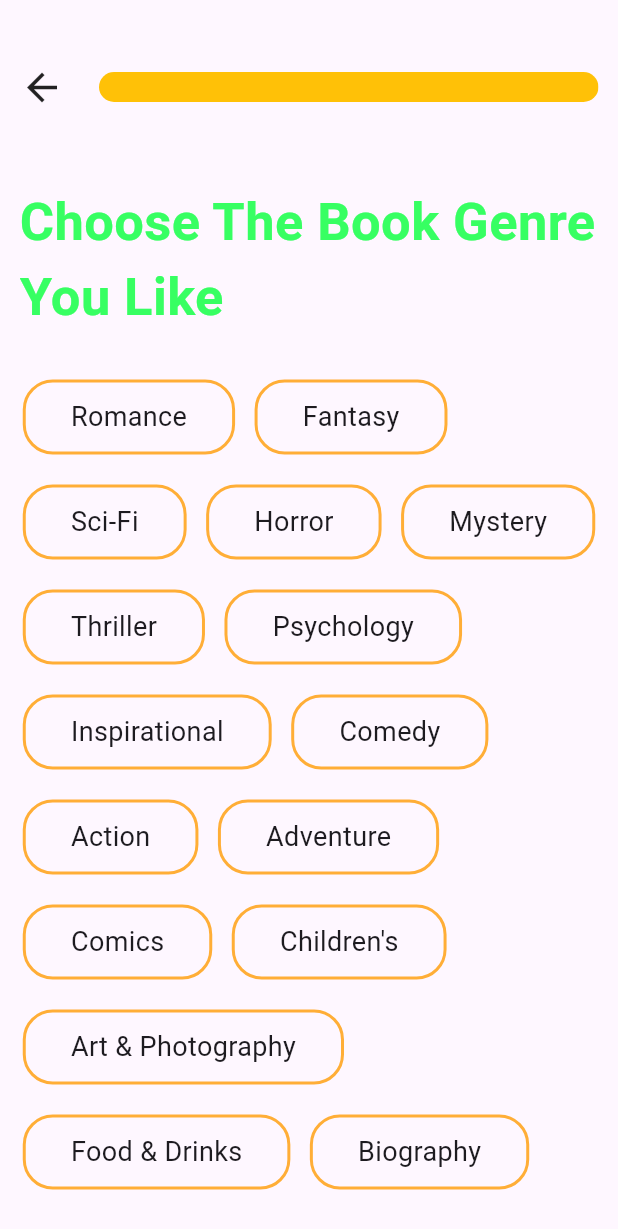
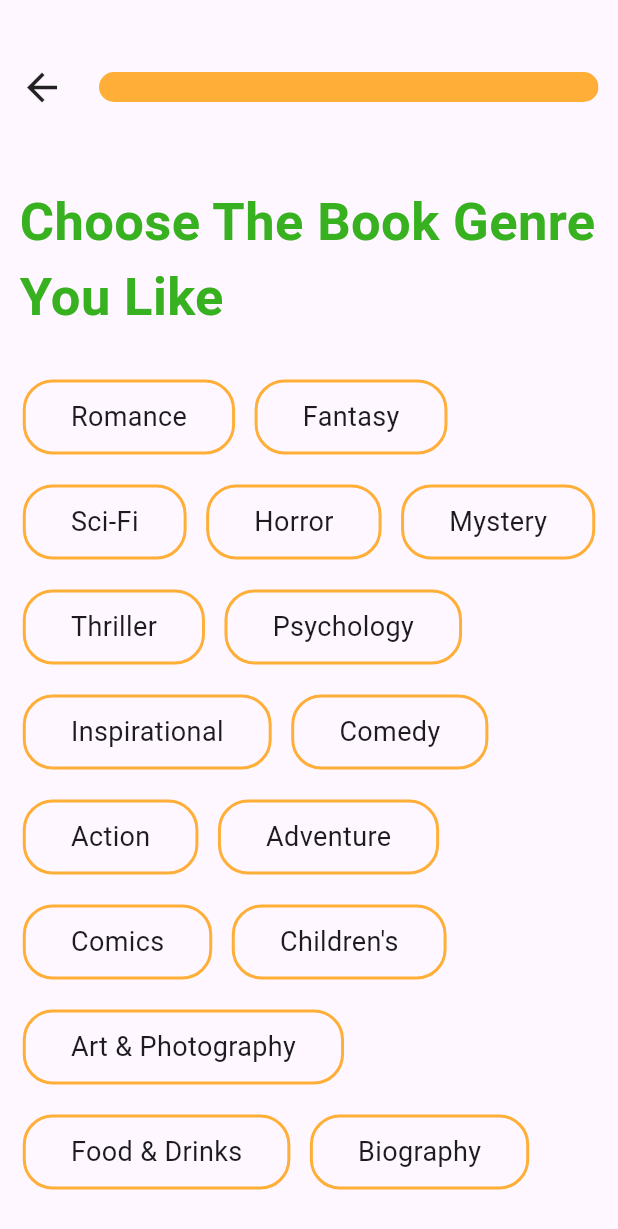
Before and after one commit to 82-Gaurab/veda-verse, a Flutter app: the OnBoardingScreen screen opened directly, on a phone screen of 412 x 824 dp. Shown: the top 1229 px of the screen. Run offline on Flutter 3.47's test engine with Material 3 defaults, Android fonts, the phone set to English and light mode, and no system bars.

Commit message:
Create first on board screen

```diff
--- a/lib/screen/on_boarding_screen.dart
+++ b/lib/screen/on_boarding_screen.dart
@@ -43,7 +43,7 @@ class OnBoardingScreen extends StatelessWidget {
                   "Choose The Book Genre You Like",
                   style: TextStyle(
                     fontSize: 35,
-                    color: Color.fromARGB(255, 55, 255, 98),
+                    color: Color(0xFF38B120),
                     fontWeight: FontWeight.bold,
                   ),
                 ),
--- a/lib/screen/sign_up_screen.dart
+++ b/lib/screen/sign_up_screen.dart
@@ -1,5 +1,6 @@
 import 'package:flutter/material.dart';
 import 'package:vedaverse/common/my_snack_bar.dart';
+import 'package:vedaverse/screen/first_on_boarding_screen.dart';
 import 'package:vedaverse/screen/on_boarding_screen.dart';
 import 'package:vedaverse/widgets/my_button.dart';
 import 'package:vedaverse/widgets/my_input_form_field.dart';
@@ -78,7 +79,7 @@ class _SignUpScreenState extends State<SignUpScreen> {
                     Navigator.push(
                       context,
                       MaterialPageRoute(
-                        builder: (context) => OnBoardingScreen(),
+                        builder: (context) => FirstOnBoardingScreen(),
                       ),
                     );
                   }
--- a/lib/widgets/my_progress_bar.dart
+++ b/lib/widgets/my_progress_bar.dart
@@ -21,10 +21,12 @@ class MyProgressBar extends StatelessWidget {
             borderRadius: BorderRadiusGeometry.circular(20),
             child: Row(
               children: [
-                Expanded(child: Container(height: 20, color: Colors.amber)),
+                Expanded(
+                  child: Container(height: 20, color: Color(0xFFFFAE37)),
+                ),
                 Expanded(
                   flex: notProgressFlex,
-                  child: Container(height: 20, color: Colors.grey),
+                  child: Container(height: 20, color: Colors.grey[350]),
                 ),
               ],
             ),
```
Also changed, not shown: lib/screen/first_on_boarding_screen.dart (added, +82 -0 lines).
